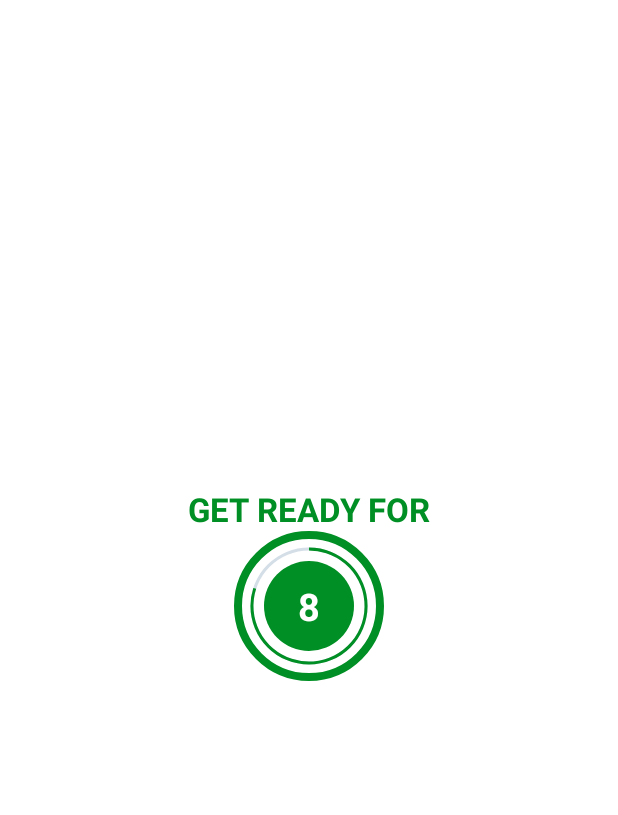
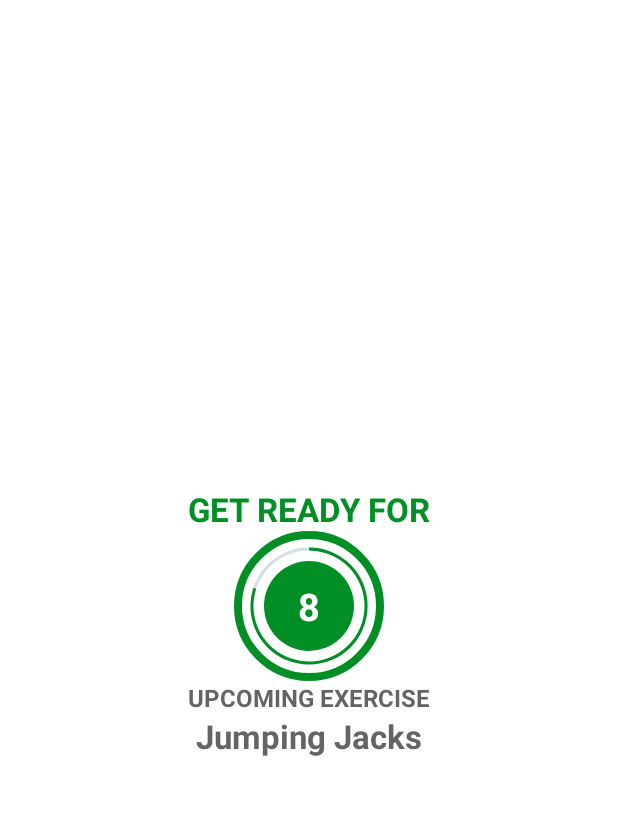
Before and after one commit to YiroYi/KimchiWorkout, an Android app: the ExerciseActivity screen opened directly, with no data from a screen before it, on a phone screen of 412 x 824 dp, the part 62-877 px from its top. Run offline under Robolectric (Android 15) with nearby library versions, the phone set to English and light mode, and no system bars.

Commit message:
Adding labels for upcoming exercise

```diff
--- a/app/src/main/java/com/example/kimchiworkout/ExerciseActivity.kt
+++ b/app/src/main/java/com/example/kimchiworkout/ExerciseActivity.kt
@@ -48,10 +48,16 @@
     binding?.flExerciseView?.visibility = View.INVISIBLE
     binding?.ivImage?.visibility = View.INVISIBLE
 
+    binding?.tvUpcomingLabel?.visibility = View.VISIBLE
+    binding?.tvUpcomingExerciseName?.visibility =View.VISIBLE
+
+
     if(restTimer != null) {
       restTimer?.cancel()
       restProgress = 0
     }
+
+    binding?.tvUpcomingExerciseName?.text = exerciseList!![currentExercisePosition + 1].getName()
 
     setRestProgressBar()
   }
@@ -62,6 +68,9 @@
     binding?.tvExerciseName?.visibility = View.VISIBLE
     binding?.flExerciseView?.visibility = View.VISIBLE
     binding?.ivImage?.visibility = View.VISIBLE
+
+    binding?.tvUpcomingLabel?.visibility = View.INVISIBLE
+    binding?.tvUpcomingExerciseName?.visibility =View.INVISIBLE
 
     if(exerciseTimer != null) {
       exerciseTimer?.cancel()
--- a/app/src/main/res/layout/activity_exercise.xml
+++ b/app/src/main/res/layout/activity_exercise.xml
@@ -71,6 +71,36 @@
 
     </FrameLayout>
 
+    <TextView
+        android:id="@+id/tvUpcomingLabel"
+        android:layout_width="wrap_content"
+        android:layout_height="wrap_content"
+        android:text="UPCOMING EXERCISE"
+        android:textColor="@color/colorPrimary"
+        android:textSize="16sp"
+        android:textStyle="bold"
+        app:layout_constraintEnd_toEndOf="parent"
+        app:layout_constraintStart_toStartOf="parent"
+        app:layout_constraintTop_toBottomOf="@id/flRestView"
+        app:layout_constraintBottom_toTopOf="@+id/tvUpcomingExerciseName"
+        tools:visibility="visible"
+        />
+
+    <TextView
+        android:id="@+id/tvUpcomingExerciseName"
+        android:layout_width="wrap_content"
+        android:layout_height="wrap_content"
+        android:text="EXERCISE NAME"
+        android:textColor="@color/colorPrimary"
+        android:textSize="22sp"
+        android:textStyle="bold"
+        app:layout_constraintEnd_toEndOf="parent"
+        app:layout_constraintStart_toStartOf="parent"
+        app:layout_constraintTop_toBottomOf="@id/tvUpcomingLabel"
+        tools:visibility="visible"
+        />
+
+
     <ImageView
         android:id="@+id/ivImage"
         android:layout_width="match_parent"
```
